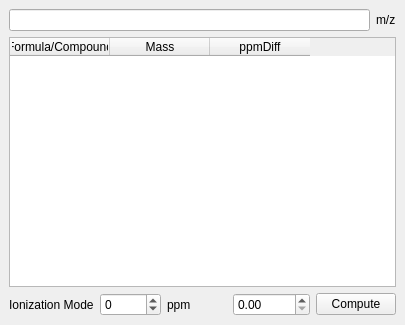
The window that mzroll/forms/masscalcwidget.ui (ElucidataInc/ElMaven) describes before a commit, drawn with Qt 5.
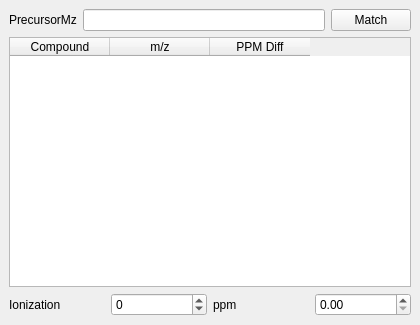
The same window after the commit.

Diff of the .ui file:
```diff
--- a/mzroll/forms/masscalcwidget.ui
+++ b/mzroll/forms/masscalcwidget.ui
@@ -6,7 +6,7 @@
    <rect>
     <x>0</x>
     <y>0</y>
-    <width>405</width>
+    <width>420</width>
     <height>325</height>
    </rect>
   </property>
@@ -23,13 +23,20 @@
    <layout class="QVBoxLayout" name="verticalLayout">
     <item>
      <layout class="QHBoxLayout" name="horizontalLayout_5">
-      <item>
-       <widget class="QLineEdit" name="lineEdit"/>
-      </item>
       <item>
        <widget class="QLabel" name="label">
         <property name="text">
-         <string>m/z</string>
+         <string>PrecursorMz</string>
+        </property>
+       </widget>
+      </item>
+      <item>
+       <widget class="QLineEdit" name="lineEdit"/>
+      </item>
+      <item>
+       <widget class="QPushButton" name="computeButton">
+        <property name="text">
+         <string>Match</string>
         </property>
        </widget>
       </item>
@@ -58,10 +65,16 @@
       <property name="sortingEnabled">
        <bool>true</bool>
       </property>
-      <attribute name="horizontalHeaderStretchLastSection">
-       <bool>false</bool>
+      <attribute name="horizontalHeaderVisible">
+       <bool>true</bool>
       </attribute>
-      <attribute name="verticalHeaderStretchLastSection">
+      <attribute name="horizontalHeaderDefaultSectionSize">
+       <number>100</number>
+      </attribute>
+      <attribute name="horizontalHeaderMinimumSectionSize">
+       <number>100</number>
+      </attribute>
+      <attribute name="horizontalHeaderShowSortIndicator" stdset="0">
        <bool>false</bool>
       </attribute>
       <attribute name="horizontalHeaderStretchLastSection">
@@ -72,17 +85,17 @@
       </attribute>
       <column>
        <property name="text">
-        <string>Formula/Compound</string>
+        <string>Compound</string>
        </property>
       </column>
       <column>
        <property name="text">
-        <string>Mass</string>
+        <string>m/z</string>
        </property>
       </column>
       <column>
        <property name="text">
-        <string>ppmDiff</string>
+        <string>PPM Diff</string>
        </property>
       </column>
      </widget>
@@ -95,7 +108,7 @@
          <enum>Qt::RightToLeft</enum>
         </property>
         <property name="text">
-         <string>Ionization Mode</string>
+         <string>Ionization</string>
         </property>
        </widget>
       </item>
@@ -126,13 +139,6 @@
         </property>
        </widget>
       </item>
-      <item>
-       <widget class="QPushButton" name="computeButton">
-        <property name="text">
-         <string>Compute</string>
-        </property>
-       </widget>
-      </item>
      </layout>
     </item>
    </layout>
```
